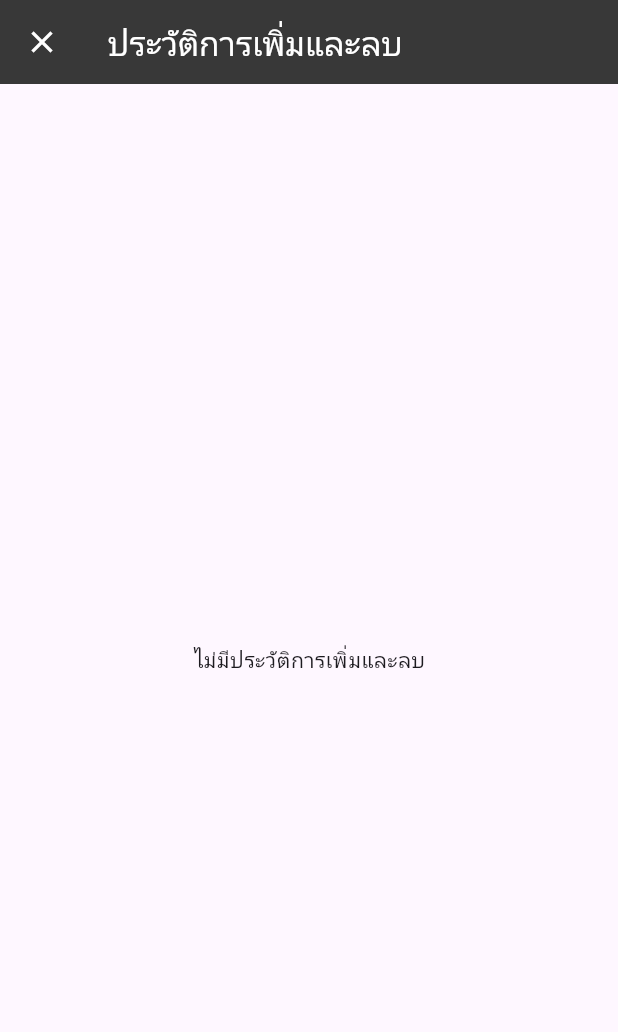
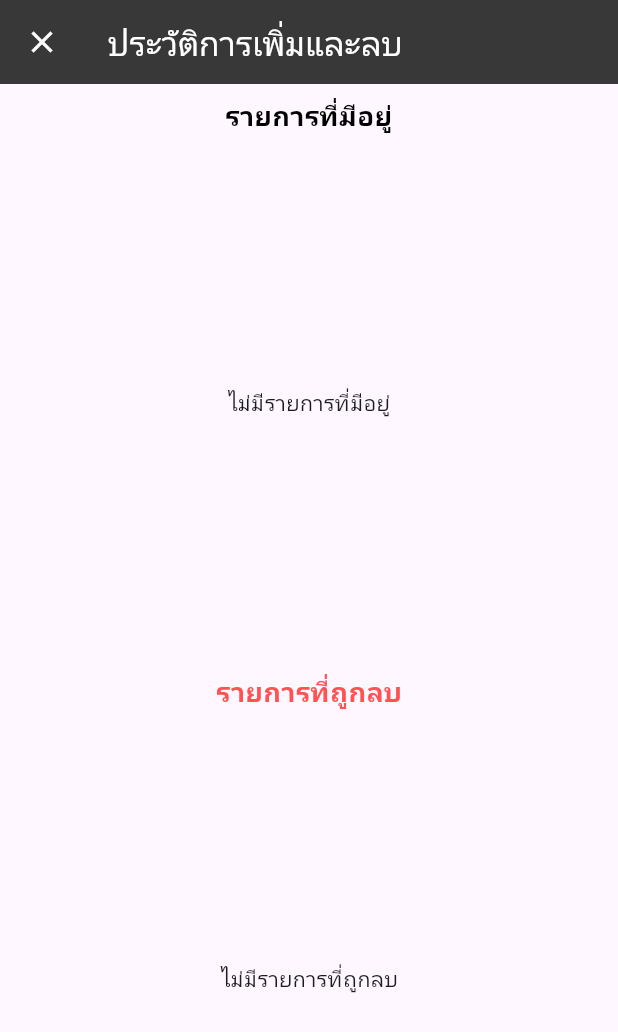
Before and after one commit to Anusak46/Astronomical-Object, a Flutter app: the HistoryScreen screen opened directly, on a phone screen of 412 x 824 dp. Shown: the top 1032 px of the screen. Run offline on Flutter 3.47's test engine with Material 3 defaults, Android fonts, the phone set to English and light mode, and no system bars; our stand-ins replace sembast.

Commit message:
ปรับแต่ง HistoryScreen และเพิ่ม local database

```diff
--- a/lib/provider/transaction_provider.dart
+++ b/lib/provider/transaction_provider.dart
@@ -5,6 +5,7 @@ import 'package:account/models/transactions.dart';
 class TransactionProvider with ChangeNotifier {
   List<Transactions> transactions = [];
   List<Transactions> transactionHistory = [];
+  List<Transactions> deletedTransactions = [];
 
   List<Transactions> getTransaction() {
     return transactions;
@@ -12,6 +13,10 @@ class TransactionProvider with ChangeNotifier {
 
   List<Transactions> getTransactionHistory() {
     return transactionHistory;
+  }
+
+  List<Transactions> getDeletedTransactions() {
+    return deletedTransactions;
   }
 
   void initData() async {
@@ -41,7 +46,7 @@ class TransactionProvider with ChangeNotifier {
 
     await db.deleteDatabase(index);
 
-    transactionHistory.add(deletedTransaction);
+    deletedTransactions.add(deletedTransaction);
     this.transactions = await db.loadAllData();
     print('Deleted transaction: $deletedTransaction');
     notifyListeners();
--- a/lib/screens/history_screen.dart
+++ b/lib/screens/history_screen.dart
@@ -4,6 +4,39 @@ import 'package:account/provider/transaction_provider.dart';
 
 class HistoryScreen extends StatelessWidget {
   const HistoryScreen({super.key});
+
+  void _showTransactionDetails(BuildContext context, transaction) {
+    showDialog(
+      context: context,
+      builder: (BuildContext context) {
+        return AlertDialog(
+          title: Text(transaction.title, textAlign: TextAlign.left),
+          content: Column(
+            mainAxisSize: MainAxisSize.min,
+            crossAxisAlignment: CrossAxisAlignment.start,
+            children: [
+              Text('ชื่อวัตถุ: ${transaction.title1}',
+                  textAlign: TextAlign.left),
+              Text('ประเภท: ${transaction.title2}', textAlign: TextAlign.left),
+              Text('แคตาล็อก: ${transaction.title3}',
+                  textAlign: TextAlign.left),
+              Text('ลำดับวัตถุ: ${transaction.amount}',
+                  textAlign: TextAlign.left),
+              Text('วันที่: ${transaction.date}', textAlign: TextAlign.left),
+            ],
+          ),
+          actions: <Widget>[
+            TextButton(
+              child: const Text("ปิด"),
+              onPressed: () {
+                Navigator.of(context).pop();
+              },
+            ),
+          ],
+        );
+      },
+    );
+  }
 
   @override
   Widget build(BuildContext context) {
@@ -14,8 +47,7 @@ class HistoryScreen extends StatelessWidget {
           style: TextStyle(color: Colors.white),
         ),
         leading: IconButton(
-          icon: const Icon(Icons.close,
-              color: Colors.white),
+          icon: const Icon(Icons.close, color: Colors.white),
           onPressed: () {
             Navigator.pop(context);
           },
@@ -24,33 +56,101 @@ class HistoryScreen extends StatelessWidget {
       ),
       body: Consumer<TransactionProvider>(
         builder: (context, provider, child) {
-          var transactions =
-              provider.getTransactionHistory();
-          if (transactions.isEmpty) {
-            return const Center(child: Text('ไม่มีประวัติการเพิ่มและลบ'));
-          } else {
-            return ListView.builder(
-              itemCount: transactions.length,
+          var currentTransactions = provider.getTransaction();
+          var deletedTransactions = provider.getDeletedTransactions();
+
+          return Column(
+            children: [
+              const Padding(
+                padding: EdgeInsets.all(8.0),
+                child: Text(
+                  'รายการที่มีอยู่',
+                  style: TextStyle(
+                    fontSize: 18,
+                    fontWeight: FontWeight.bold,
+                    color: Colors.black,
+                  ),
+                ),
+              ),
+              Expanded(
+                child: currentTransactions.isEmpty
+                    ? const Center(child: Text('ไม่มีรายการที่มีอยู่'))
+                    : ListView.builder(
+                        itemCount: currentTransactions.length,
                         itemBuilder: (context, index) {
-                var transaction = transactions[index];
+                          var transaction = currentTransactions[index];
                           return Card(
-                  margin:
-                      const EdgeInsets.symmetric(vertical: 5, horizontal: 8),
+                            color: Colors.grey[200],
+                            margin: const EdgeInsets.symmetric(
+                                vertical: 5, horizontal: 8),
                             child: ListTile(
-                    title: Text(transaction.title),
-                    subtitle: Text('จำนวน: ${transaction.amount}'),
+                              title: Text(
+                                transaction.title,
+                                style: const TextStyle(
+                                  color: Colors.black,
+                                  fontWeight: FontWeight.bold,
+                                ),
+                              ),
+                              subtitle: Text(
+                                'ชื่อวัตถุ: ${transaction.title1}',
+                                style: const TextStyle(color: Colors.black54),
+                              ),
+                              onTap: () {
+                                _showTransactionDetails(context, transaction);
+                              },
+                            ),
+                          );
+                        },
+                      ),
+              ),
+              const Padding(
+                padding: EdgeInsets.all(8.0),
+                child: Text(
+                  'รายการที่ถูกลบ',
+                  style: TextStyle(
+                    fontSize: 18,
+                    fontWeight: FontWeight.bold,
+                    color: Colors.redAccent,
+                  ),
+                ),
+              ),
+              Expanded(
+                child: deletedTransactions.isEmpty
+                    ? const Center(child: Text('ไม่มีรายการที่ถูกลบ'))
+                    : ListView.builder(
+                        itemCount: deletedTransactions.length,
+                        itemBuilder: (context, index) {
+                          var transaction = deletedTransactions[index];
+                          return Card(
+                            color: Colors.red[100],
+                            margin: const EdgeInsets.symmetric(
+                                vertical: 5, horizontal: 8),
+                            child: ListTile(
+                              title: Text(
+                                transaction.title,
+                                style: const TextStyle(
+                                  color: Colors.red,
+                                  fontWeight: FontWeight.bold,
+                                ),
+                              ),
+                              subtitle: Text(
+                                'ชื่อวัตถุ: ${transaction.title1}',
+                                style: const TextStyle(color: Colors.redAccent),
+                              ),
                               trailing: IconButton(
-                      icon: const Icon(Icons.delete, color: Colors.red),
+                                icon:
+                                    const Icon(Icons.delete, color: Colors.red),
                                 onPressed: () {
-                        provider.deleteTransaction(
-                            transaction.keyID);
+                                  provider.deleteTransaction(transaction.keyID);
                                 },
                               ),
                             ),
                           );
                         },
+                      ),
+              ),
+            ],
           );
-          }
         },
       ),
     );
```
Lines whose indentation alone changed are shown as unchanged.
